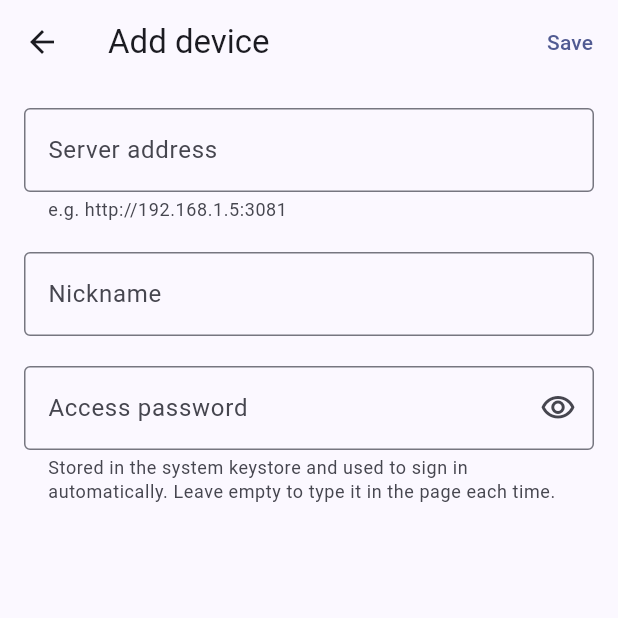
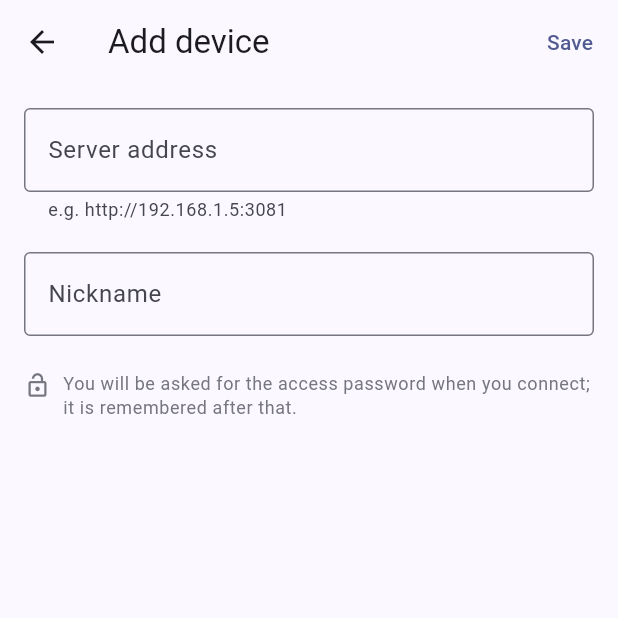
Before and after one commit to open8eye/dsh-mobile-client, a Flutter app: the DeviceEditScreen screen opened directly, on a phone screen of 412 x 824 dp, the top half of it. Run offline on Flutter 3.47's test engine with Material 3 defaults, Android fonts, the phone set to English and light mode, and no system bars; our stand-ins replace flutter_local_notifications, flutter_secure_storage, image_picker, package_info_plus, wakelock_plus; missing offline and left inert: flutter_inappwebview, mobile_scanner; accounts and stored records are empty; network calls fail.

Commit message:
feat(devices): 添加/编辑设备不再要求输入访问密码
「表单里填一遍、连上去再填一遍」是同一件事做两次。密码改成在真正连上去、
服务器开口要的那一刻才由原生弹窗询问——那也是唯一能判断密码对错的时刻。

- `DeviceEditScreen` 去掉密码输入框，只剩地址 + 昵称；表单也不再接收密码本身，
  只接收 `hasPassword`（设置页是密钥最容易被截图带走的地方）
- 已保存密码时显示「访问密码已保存」+ 清除按钮，清除可撤销，保存时才生效
- `DeviceController.updateDevice` 不再接受 password/passwordChanged，
  因此没有任何路径能顺带覆盖已存的密码

顺带修掉「连上后被问两次密码」：保存密码会 setState 重建 WebView，
而 `didUpdateWidget` 自己又会发起一次导航，与弹窗已经发起的导航竞争；
两次导航 = 两次登录页探测，第二次仍可能看到登录页并再问一次。
新增 `_promptAppliedPassword` 记住弹窗已经用过的密码，把那次重建变成 no-op。

- 新增 `test/device_edit_test.dart`（8 个 widget 测试）
- README / README.en / CHANGELOG 同步

Co-Authored-By: Claude <noreply@anthropic.com>

```diff
--- a/app/lib/core/i18n/l10n.dart
+++ b/app/lib/core/i18n/l10n.dart
@@ -33,8 +33,10 @@ class L10n {
       'addressLabel': '服务器地址',
       'addressHint': '例如 http://192.168.1.5:3081',
       'passwordLabel': '访问密码',
-      'passwordHint': '手机访问页面上的 8 位密码',
-      'passwordHelp': '密码保存在系统密钥库中，用于自动登录；不填写则每次连接需在网页里输入。',
+      'passwordNotSet': '连接时会提示输入访问密码，输入一次后自动记住。',
+      'passwordClear': '清除',
+      'passwordWillClear': '保存后将清除已存的访问密码',
+      'passwordUndoClear': '不清除',
       'nicknameLabel': '设备昵称',
       'nicknameHint': '例如 书房台式机',
       'save': '保存',
@@ -210,8 +212,10 @@ class L10n {
       'addressLabel': 'Server address',
       'addressHint': 'e.g. http://192.168.1.5:3081',
       'passwordLabel': 'Access password',
-      'passwordHint': 'The 8-character PIN on the Phone access page',
-      'passwordHelp': 'Stored in the system keystore and used to sign in automatically. Leave empty to type it in the page each time.',
+      'passwordNotSet': 'You will be asked for the access password when you connect; it is remembered after that.',
+      'passwordClear': 'Clear',
+      'passwordWillClear': 'The saved password will be cleared when you save',
+      'passwordUndoClear': 'Keep it',
       'nicknameLabel': 'Nickname',
       'nicknameHint': 'e.g. Study desktop',
       'save': 'Save',
--- a/app/lib/features/devices/device_edit_screen.dart
+++ b/app/lib/features/devices/device_edit_screen.dart
@@ -9,25 +9,26 @@ class DeviceFormResult {
   const DeviceFormResult({
     required this.endpoint,
     required this.name,
-    required this.password,
-    required this.passwordChanged,
+    this.clearPassword = false,
   });
 
   final DshEndpoint endpoint;
   final String name;
 
-  /// `null` means "no password".
-  final String? password;
-
-  /// Whether the user actually edited the password field.
-  final bool passwordChanged;
+  /// The user asked to forget the access password stored for this device.
+  final bool clearPassword;
 }
 
 /// Add or edit one device.
+///
+/// Deliberately has **no password field**. The access password is asked for by
+/// a native prompt at the moment the server actually asks for it, which is also
+/// the only moment a wrong PIN can be told from a right one. A field here made
+/// the user type the same PIN twice — once into this form, and again when the
+/// session opened — and the second prompt was the honest one anyway.
 class DeviceEditScreen extends StatefulWidget {
   const DeviceEditScreen({
     this.device,
-    this.initialPassword,
     this.initialAddress,
     super.key,
   });
@@ -37,9 +38,6 @@ class DeviceEditScreen extends StatefulWidget {
 
   /// Pre-filled address when adding without a scan.
   final String? initialAddress;
-
-  /// Existing password, shown only as "already saved" — never rendered back.
-  final String? initialPassword;
 
   @override
   State<DeviceEditScreen> createState() => _DeviceEditScreenState();
@@ -52,21 +50,22 @@ class _DeviceEditScreenState extends State<DeviceEditScreen> {
   );
   late final TextEditingController _name =
       TextEditingController(text: widget.device?.name ?? '');
-  final TextEditingController _password = TextEditingController();
 
-  bool _passwordChanged = false;
-  bool _obscure = true;
+  /// Set once the user asks to forget the stored password. Only sent back on
+  /// save, so backing out of the screen changes nothing.
+  bool _clearPassword = false;
   String? _addressError;
 
   @override
   void dispose() {
     _address.dispose();
     _name.dispose();
-    _password.dispose();
     super.dispose();
   }
 
-  bool get _hasStoredPassword => (widget.initialPassword ?? '').isNotEmpty;
+  /// A device being added has no password yet; `DshDevice.hasPassword` is the
+  /// record of whether one is stored, so this screen never needs the secret.
+  bool get _hasStoredPassword => widget.device?.hasPassword ?? false;
 
   void _submit() {
     final address = _address.text.trim();
@@ -83,14 +82,14 @@ class _DeviceEditScreenState extends State<DeviceEditScreen> {
       DeviceFormResult(
         endpoint: endpoint,
         name: _name.text.trim(),
-        password: _password.text.trim().isEmpty ? null : _password.text.trim(),
-        passwordChanged: _passwordChanged,
+        clearPassword: _clearPassword,
       ),
     );
   }
 
   @override
   Widget build(BuildContext context) {
+    final theme = Theme.of(context);
     final isEditing = widget.device != null;
     return Scaffold(
       appBar: AppBar(
@@ -128,53 +127,62 @@ class _DeviceEditScreenState extends State<DeviceEditScreen> {
                 border: const OutlineInputBorder(),
               ),
             ),
-            const SizedBox(height: 20),
-            TextFormField(
-              controller: _password,
-              obscureText: _obscure,
-              autocorrect: false,
-              enableSuggestions: false,
-              decoration: InputDecoration(
-                labelText: context.tr('passwordLabel'),
-                hintText: _hasStoredPassword ? context.tr('passwordSaved') : context.tr('passwordHint'),
-                border: const OutlineInputBorder(),
-                helperText: context.tr('passwordHelp'),
-                helperMaxLines: 3,
-                suffixIcon: IconButton(
-                  icon: Icon(_obscure ? Icons.visibility_outlined : Icons.visibility_off_outlined),
-                  onPressed: () => setState(() => _obscure = !_obscure),
-                ),
-              ),
-              onChanged: (_) => _passwordChanged = true,
-            ),
-            if (_hasStoredPassword && !_passwordChanged)
-              Padding(
-                padding: const EdgeInsets.only(top: 12),
-                child: Row(
-                  children: <Widget>[
-                    const Icon(Icons.lock_outline, size: 16),
-                    const SizedBox(width: 6),
-                    Expanded(
-                      child: Text(
-                        context.tr('passwordSaved'),
-                        style: Theme.of(context).textTheme.bodySmall,
-                      ),
-                    ),
-                    TextButton(
-                      onPressed: () {
-                        setState(() {
-                          _passwordChanged = true;
-                          _password.clear();
-                        });
-                      },
-                      child: Text(context.tr('delete')),
-                    ),
-                  ],
-                ),
-              ),
+            const SizedBox(height: 24),
+            _buildPasswordRow(theme),
           ],
         ),
       ),
     );
   }
+
+  /// What is stored, not what it is.
+  ///
+  /// The password itself is never rendered back and is not even passed into
+  /// this screen — a settings page is exactly where a secret ends up in a
+  /// screenshot.
+  Widget _buildPasswordRow(ThemeData theme) {
+    if (!_hasStoredPassword) {
+      return Row(
+        crossAxisAlignment: CrossAxisAlignment.start,
+        children: <Widget>[
+          Icon(Icons.lock_open_outlined, size: 18, color: theme.colorScheme.outline),
+          const SizedBox(width: 8),
+          Expanded(
+            child: Text(
+              context.tr('passwordNotSet'),
+              style: theme.textTheme.bodySmall?.copyWith(color: theme.colorScheme.outline),
+            ),
+          ),
+        ],
+      );
+    }
+
+    return Container(
+      padding: const EdgeInsets.fromLTRB(12, 4, 4, 4),
+      decoration: BoxDecoration(
+        color: theme.colorScheme.surfaceContainerHighest,
+        borderRadius: BorderRadius.circular(8),
+      ),
+      child: Row(
+        children: <Widget>[
+          Icon(
+            _clearPassword ? Icons.lock_open_outlined : Icons.lock_outline,
+            size: 18,
+            color: theme.colorScheme.outline,
+          ),
+          const SizedBox(width: 8),
+          Expanded(
+            child: Text(
+              context.tr(_clearPassword ? 'passwordWillClear' : 'passwordSaved'),
+              style: theme.textTheme.bodySmall,
+            ),
+          ),
+          TextButton(
+            onPressed: () => setState(() => _clearPassword = !_clearPassword),
+            child: Text(context.tr(_clearPassword ? 'passwordUndoClear' : 'passwordClear')),
+          ),
+        ],
+      ),
+    );
+  }
 }
```
Also changed, not shown: app/lib/core/state/device_controller.dart (+8 -13 lines), app/lib/features/browser/dsh_webview.dart (+24 -2 lines), app/lib/features/home/home_shell.dart (+20 -21 lines), 4 other files.
